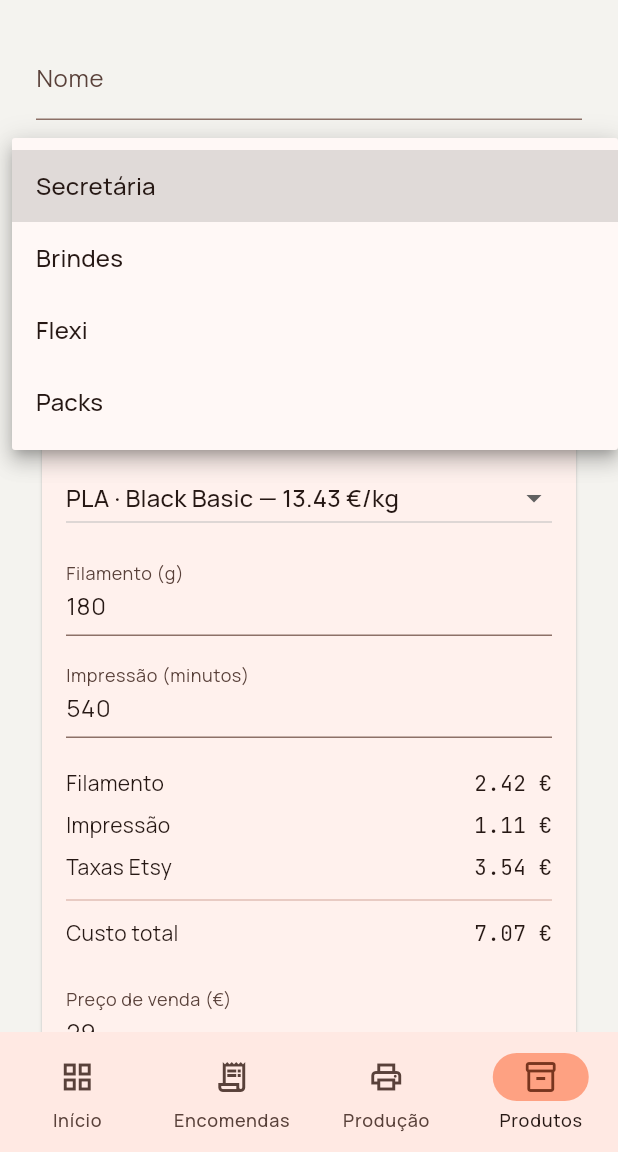
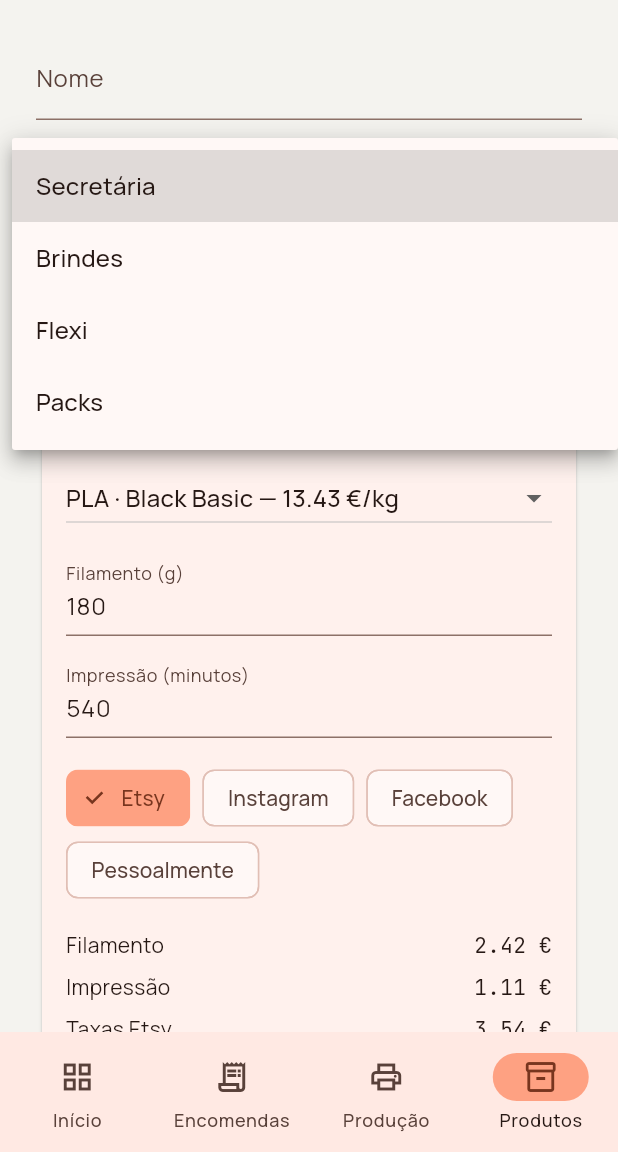
Before and after one commit to rsflecha/cubico_backoffice, a Flutter app: the ProductFormScreen screen opened by its route, after a tap on "Categoria", on a phone screen of 412 x 824 dp, the part 84-1236 px from its top. Run offline on Flutter 3.47's test engine with Material 3 defaults, Android fonts, the phone set to English and light mode, and no system bars; our stand-ins replace flutter_riverpod, freezed_annotation, go_router, google_fonts, material_ui.

Commit message:
Fatia 4: escolher canal de venda no cartão de custo

```diff
--- /dev/null
+++ b/app/lib/features/costs/data/demo_sales_channel_repository.dart
@@ -0,0 +1,28 @@
+import 'package:cubico_backoffice/features/costs/domain/sales_channel.dart';
+import 'package:cubico_backoffice/features/costs/domain/sales_channel_repository.dart';
+
+class DemoSalesChannelRepository implements SalesChannelRepository {
+  final List<SalesChannel> _items = const [
+    SalesChannel(
+      id: 1,
+      code: "etsy",
+      name: "Etsy",
+      transactionFee: 6.5,
+      processingFee: 4,
+      flatFee: 0.30,
+      listingFee: 0.20,
+      isAutomatic: true,
+    ),
+    SalesChannel(id: 2, code: "instagram", name: "Instagram"),
+    SalesChannel(id: 3, code: "facebook", name: "Facebook"),
+    SalesChannel(id: 4, code: "in_person", name: "Pessoalmente"),
+  ];
+
+  Future<void> _latency() => Future.delayed(const Duration(milliseconds: 300));
+
+  @override
+  Future<List<SalesChannel>> fetchAll() async {
+    await _latency();
+    return List<SalesChannel>.of(_items);
+  }
+}
--- /dev/null
+++ b/app/lib/features/costs/domain/sales_channel_repository.dart
@@ -0,0 +1,5 @@
+import 'package:cubico_backoffice/features/costs/domain/sales_channel.dart';
+
+abstract interface class SalesChannelRepository {
+  Future<List<SalesChannel>> fetchAll();
+}
--- a/app/lib/features/costs/presentation/costs_providers.dart
+++ b/app/lib/features/costs/presentation/costs_providers.dart
@@ -2,6 +2,10 @@ import 'package:cubico_backoffice/features/costs/data/demo_filament_repository.d
 import 'package:cubico_backoffice/features/costs/domain/filament.dart';
 import 'package:cubico_backoffice/features/costs/domain/filament_repository.dart';
 import 'package:flutter_riverpod/flutter_riverpod.dart';
+
+import '../data/demo_sales_channel_repository.dart';
+import '../domain/sales_channel.dart';
+import '../domain/sales_channel_repository.dart';
 
 /// Placa 1: qual é o repositório dos filamentos.
 final filamentRepositoryProvider = Provider<FilamentRepository>((ref) {
@@ -13,3 +17,14 @@ final filamentsProvider = FutureProvider<List<Filament>>((ref) {
   final repository = ref.watch(filamentRepositoryProvider);
   return repository.fetchAll();
 });
+
+/// Placa 3: qual é o repositório dos canais de venda.
+final salesChannelRepositoryProvider = Provider<SalesChannelRepository>((ref) {
+  return DemoSalesChannelRepository();
+});
+
+/// Placa 4: a lista de canais de venda.
+final salesChannelsProvider = FutureProvider<List<SalesChannel>>((ref) {
+  final repository = ref.watch(salesChannelRepositoryProvider);
+  return repository.fetchAll();
+});
--- a/app/lib/features/products/presentation/widgets/cost_card.dart
+++ b/app/lib/features/products/presentation/widgets/cost_card.dart
@@ -16,6 +16,8 @@ class _CostCardState extends ConsumerState<CostCard> {
 
   // Filamento escolhido na lista (null = usa o primeiro).
   int? _filamentId;
+  // Canal escolhido (null = usa o primeiro, a Etsy).
+  int? _channelId;
 
   final _gramsController = TextEditingController(text: "180");
   final _minutesController = TextEditingController(text: "540");
@@ -40,6 +42,9 @@ class _CostCardState extends ConsumerState<CostCard> {
     final filaments = ref.watch(filamentsProvider).value ?? [];
     final filament = filaments.where((f) => f.id == _filamentId).firstOrNull
         ?? filaments.firstOrNull;
+    final channels = ref.watch(salesChannelsProvider).value ?? [];
+    final channel = channels.where((c) => c.id == _channelId).firstOrNull
+        ?? channels.firstOrNull;
 
     // 1. ler o que está escrito
     final grams = _read(_gramsController);
@@ -62,19 +67,19 @@ class _CostCardState extends ConsumerState<CostCard> {
     final production = filamentCost + printing;
     final fees = _calc.channelFees(
       price: price,
-      transactionPct: 6.5,
-      processingPct: 4,
-      flatFee: 0.30,
-      listingFee: 0.20,
+      transactionPct: channel?.transactionFee ?? 0,
+      processingPct: channel?.processingFee ?? 0,
+      flatFee: channel?.flatFee ?? 0,
+      listingFee: channel?.listingFee ?? 0,
     );
     final margin = _calc.marginPct(price: price, productionCost: production, fees: fees);
     final suggested = _calc.suggestedPrice(
       productionCost: production,
       targetMarginPct: 60,
-      transactionPct: 6.5,
-      processingPct: 4,
-      flatFee: 0.30,
-      listingFee: 0.20,
+      transactionPct: channel?.transactionFee ?? 0,
+      processingPct: channel?.processingFee ?? 0,
+      flatFee: channel?.flatFee ?? 0,
+      listingFee: channel?.listingFee ?? 0,
     );
 
     // 3. mostrar
@@ -117,9 +122,21 @@ class _CostCardState extends ConsumerState<CostCard> {
               onChanged: (_) => setState(() {}),
             ),
             const SizedBox(height: 16),
+            Wrap(
+              spacing: 8,
+              children: [
+                for (final c in channels)
+                  ChoiceChip(
+                    label: Text(c.name),
+                    selected: c.id == channel?.id,
+                    onSelected: (_) => setState(() => _channelId = c.id),
+                  ),
+              ],
+            ),
+            const SizedBox(height: 12),
             _row("Filamento", filamentCost),
             _row("Impressão", printing),
-            _row("Taxas Etsy", fees),
+            _row("Taxas ${channel?.name ?? ""}", fees),
             const Divider(),
             _row("Custo total", production + fees),
             const SizedBox(height: 16),
```
Also changed, not shown: app/lib/features/costs/domain/sales_channel.dart (added, +21 -0 lines), app/lib/features/costs/domain/sales_channel.freezed.dart (added), app/lib/features/costs/domain/sales_channel.g.dart (added).
